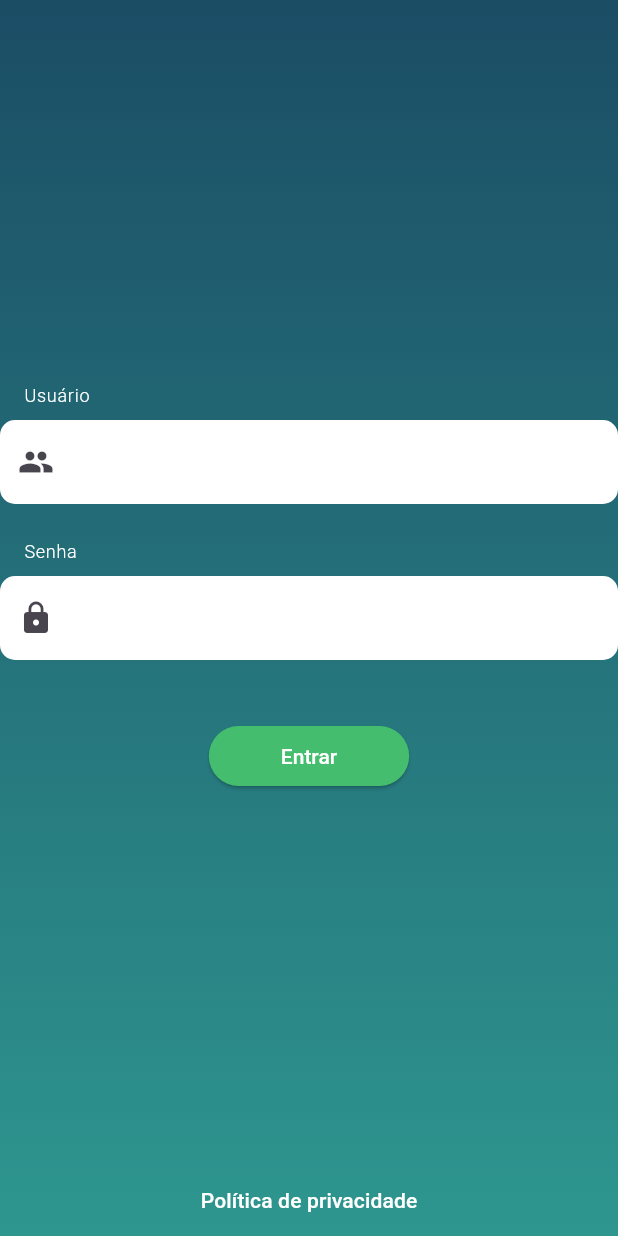
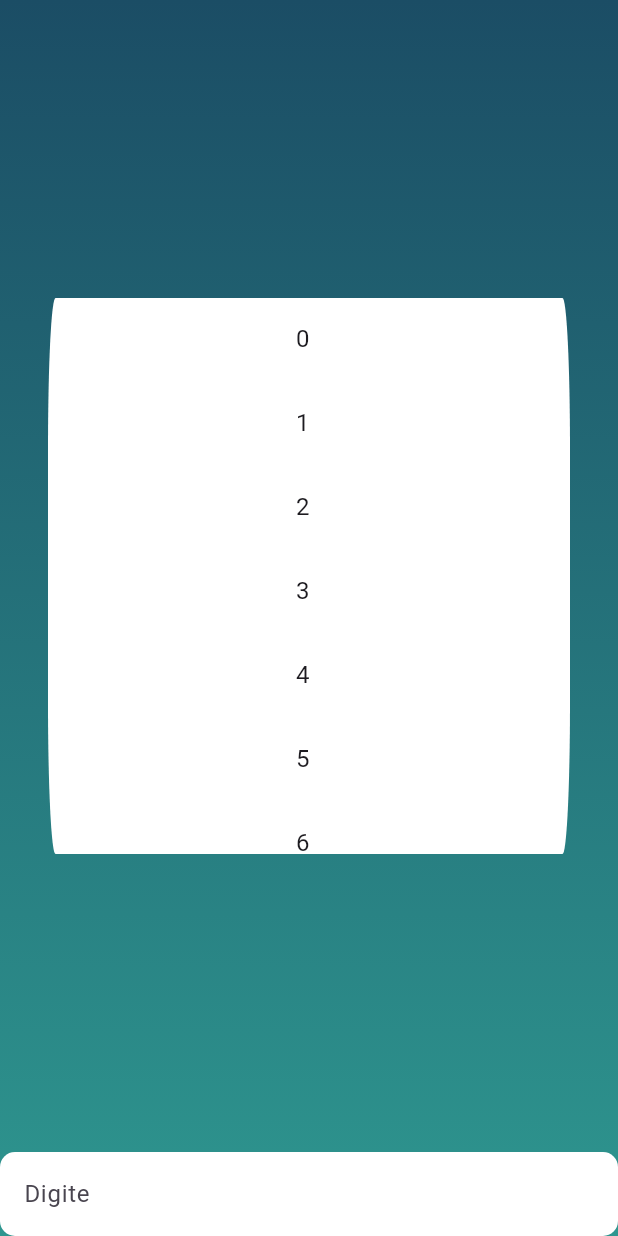
Before and after one commit to sittaman/teste_flutter_target, a Flutter app: the screen it shows after launch, on a phone screen of 412 x 824 dp. Run offline on Flutter 3.47's test engine with Material 3 defaults, Android fonts, the phone set to English and light mode, and no system bars; our stand-ins replace dio, get_it, shared_preferences.

Commit message:
added second screen

```diff
--- /dev/null
+++ b/lib/presentation/input/input_view.dart
@@ -0,0 +1,44 @@
+import 'package:flutter/material.dart';
+import 'package:teste_flutter_target/core/ds/base_scaffold.dart';
+
+class InputView extends StatelessWidget {
+  InputView({super.key});
+
+  final TextEditingController _inputController = TextEditingController();
+
+  @override
+  Widget build(BuildContext context) {
+    return BaseScaffold(
+      child: Column(
+        children: [
+          Spacer(),
+          Padding(
+            padding: const EdgeInsets.symmetric(horizontal: 32.0),
+            child: Container(
+              decoration: const BoxDecoration(
+                borderRadius: BorderRadius.all(Radius.elliptical(5, 100)),
+                color: Colors.white,
+              ),
+              height: MediaQuery.of(context).size.height * .45,
+              child: ListView.builder(
+                itemCount: 20,
+                itemBuilder: (context, index) {
+                  return ListTile(
+                      title: Text(
+                    '$index',
+                    textAlign: TextAlign.center,
+                  ));
+                },
+              ),
+            ),
+          ),
+          Spacer(),
+          TextFormField(
+            controller: _inputController,
+            decoration: const InputDecoration(hintText: 'Digite'),
+          ),
+        ],
+      ),
+    );
+  }
+}
--- a/lib/presentation/login/login_view.dart
+++ b/lib/presentation/login/login_view.dart
@@ -12,7 +12,10 @@ class LoginView extends StatelessWidget {
       child: Column(
         children: [
           const Spacer(),
-          LoginForm(),
+          Padding(
+            padding: const EdgeInsets.symmetric(horizontal: 32.0),
+            child: LoginForm(),
+          ),
           const Spacer(),
           TextButton(
             style: TextButton.styleFrom(foregroundColor: Colors.white),
```
Also changed, not shown: lib/main.dart (+2 -45 lines).
